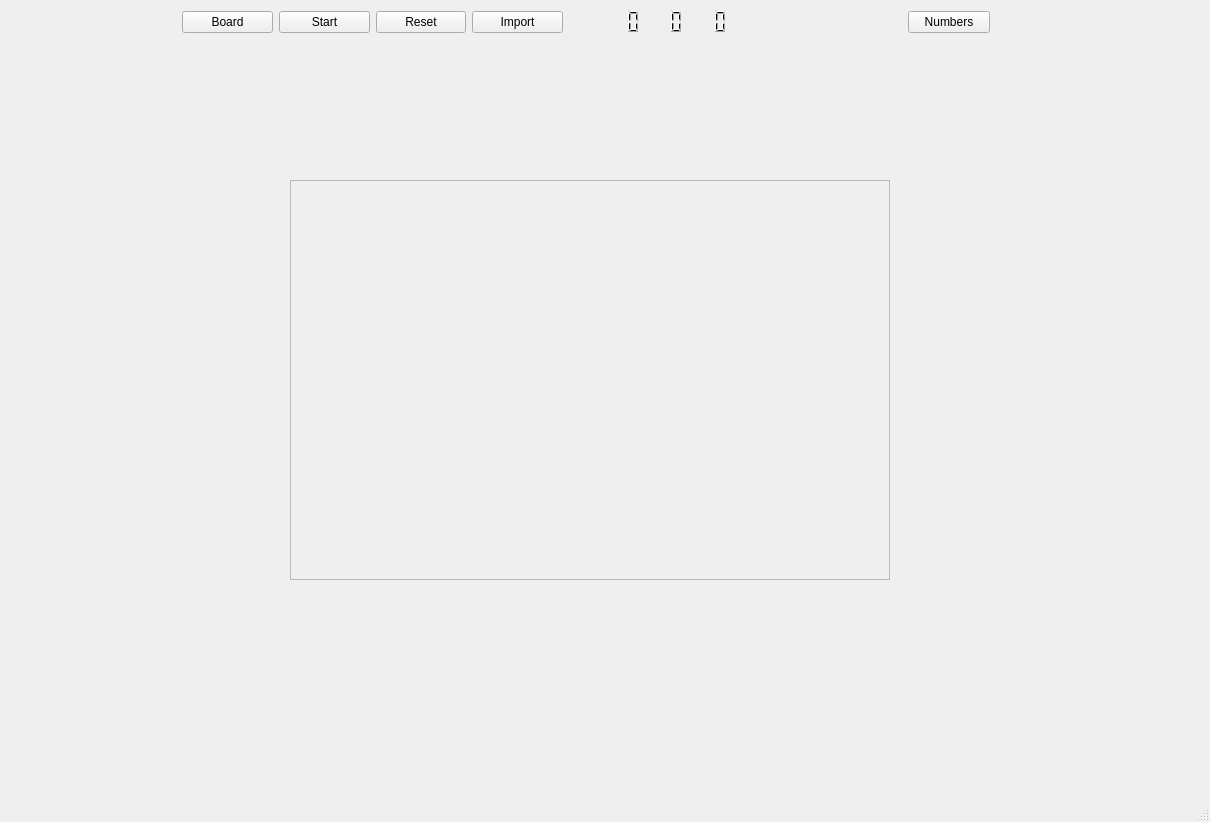
Above: Puzzme/mainwindow.ui from p-wojt/PuzzMe before the change. Below: the same form after it.
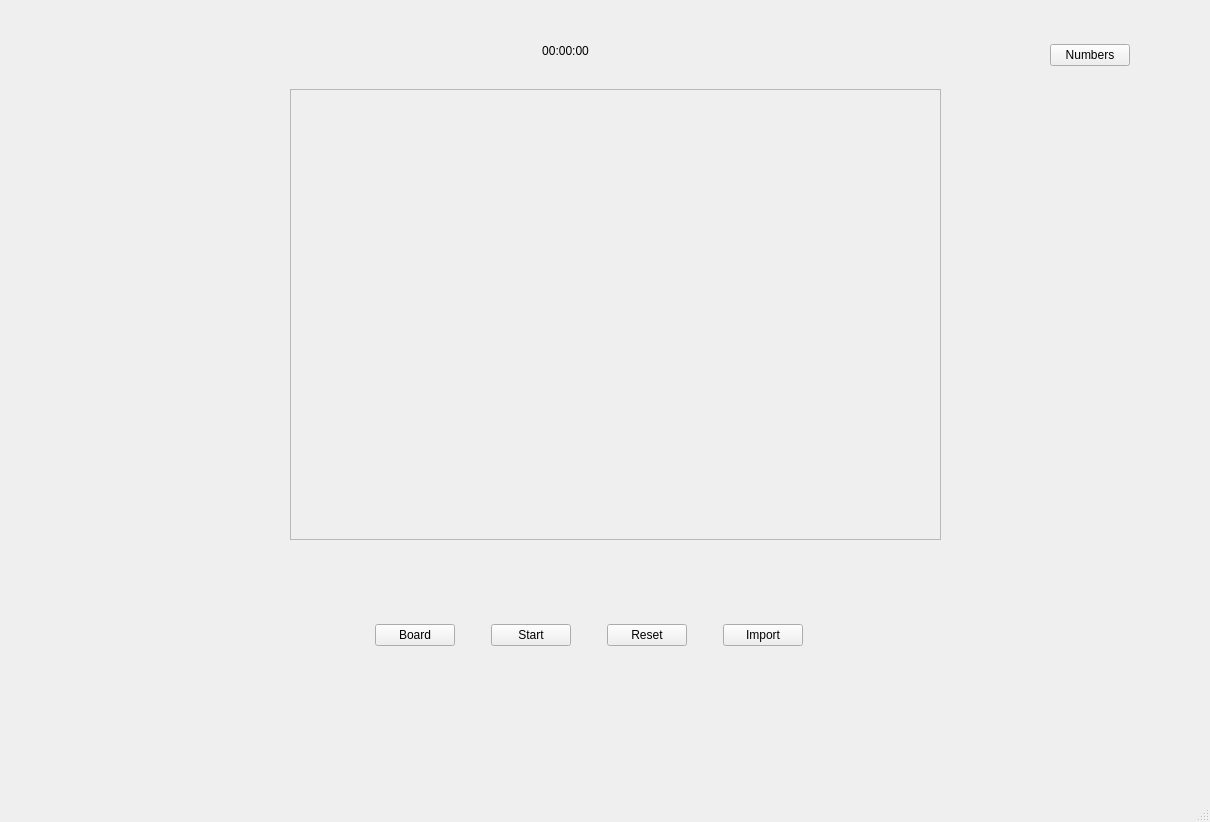
That is the form after the change.

Diff of the .ui file:
```diff
--- a/Puzzme/mainwindow.ui
+++ b/Puzzme/mainwindow.ui
@@ -32,87 +32,27 @@
      <height>0</height>
     </size>
    </property>
-   <widget class="QWidget" name="horizontalLayoutWidget">
-    <property name="geometry">
-     <rect>
-      <x>608</x>
-      <y>9</y>
-      <width>125</width>
-      <height>25</height>
-     </rect>
-    </property>
-    <layout class="QHBoxLayout" name="TimerBox">
-     <item>
-      <widget class="QLCDNumber" name="Hours">
-       <property name="frameShape">
-        <enum>QFrame::NoFrame</enum>
-       </property>
-       <property name="digitCount">
-        <number>2</number>
-       </property>
-      </widget>
-     </item>
-     <item>
-      <widget class="QLCDNumber" name="Minutes">
-       <property name="mouseTracking">
-        <bool>false</bool>
-       </property>
-       <property name="autoFillBackground">
-        <bool>false</bool>
-       </property>
-       <property name="frameShape">
-        <enum>QFrame::NoFrame</enum>
-       </property>
-       <property name="digitCount">
-        <number>2</number>
-       </property>
-      </widget>
-     </item>
-     <item>
-      <widget class="QLCDNumber" name="Seconds">
-       <property name="autoFillBackground">
-        <bool>false</bool>
-       </property>
-       <property name="frameShape">
-        <enum>QFrame::NoFrame</enum>
-       </property>
-       <property name="lineWidth">
-        <number>1</number>
-       </property>
-       <property name="midLineWidth">
-        <number>0</number>
-       </property>
-       <property name="smallDecimalPoint">
-        <bool>false</bool>
-       </property>
-       <property name="digitCount">
-        <number>2</number>
-       </property>
-       <property name="segmentStyle">
-        <enum>QLCDNumber::Filled</enum>
-       </property>
-       <property name="value" stdset="0">
-        <double>0.000000000000000</double>
-       </property>
-       <property name="intValue" stdset="0">
-        <number>0</number>
-       </property>
-      </widget>
-     </item>
-    </layout>
-   </widget>
    <widget class="QWidget" name="horizontalLayoutWidget_2">
     <property name="geometry">
      <rect>
-      <x>182</x>
-      <y>9</y>
-      <width>381</width>
-      <height>26</height>
+      <x>340</x>
+      <y>590</y>
+      <width>501</width>
+      <height>91</height>
      </rect>
     </property>
     <layout class="QHBoxLayout" name="horizontalLayout">
+     <property name="spacing">
+      <number>1</number>
+     </property>
      <item>
       <widget class="QPushButton" name="boardButton">
+       <property name="sizePolicy">
+        <sizepolicy hsizetype="Fixed" vsizetype="Fixed">
+         <horstretch>0</horstretch>
+         <verstretch>0</verstretch>
+        </sizepolicy>
+       </property>
        <property name="text">
         <string>Board</string>
        </property>
@@ -120,6 +60,15 @@
      </item>
      <item>
       <widget class="QPushButton" name="startButton">
+       <property name="enabled">
+        <bool>true</bool>
+       </property>
+       <property name="sizePolicy">
+        <sizepolicy hsizetype="Fixed" vsizetype="Fixed">
+         <horstretch>0</horstretch>
+         <verstretch>0</verstretch>
+        </sizepolicy>
+       </property>
        <property name="text">
         <string>Start</string>
        </property>
@@ -127,6 +76,12 @@
      </item>
      <item>
       <widget class="QPushButton" name="resetButton">
+       <property name="sizePolicy">
+        <sizepolicy hsizetype="Fixed" vsizetype="Fixed">
+         <horstretch>0</horstretch>
+         <verstretch>0</verstretch>
+        </sizepolicy>
+       </property>
        <property name="text">
         <string>Reset</string>
        </property>
@@ -134,6 +89,12 @@
      </item>
      <item>
       <widget class="QPushButton" name="importButton">
+       <property name="sizePolicy">
+        <sizepolicy hsizetype="Fixed" vsizetype="Fixed">
+         <horstretch>0</horstretch>
+         <verstretch>0</verstretch>
+        </sizepolicy>
+       </property>
        <property name="text">
         <string>Import</string>
        </property>
@@ -148,15 +109,27 @@
    <widget class="QWidget" name="horizontalLayoutWidget_3">
     <property name="geometry">
      <rect>
-      <x>908</x>
-      <y>9</y>
-      <width>82</width>
-      <height>26</height>
+      <x>980</x>
+      <y>10</y>
+      <width>221</width>
+      <height>91</height>
      </rect>
     </property>
     <layout class="QHBoxLayout" name="horizontalLayout_2">
+     <property name="sizeConstraint">
+      <enum>QLayout::SetDefaultConstraint</enum>
+     </property>
      <item>
       <widget class="QPushButton" name="imageNumberButton">
+       <property name="enabled">
+        <bool>true</bool>
+       </property>
+       <property name="sizePolicy">
+        <sizepolicy hsizetype="Fixed" vsizetype="Fixed">
+         <horstretch>0</horstretch>
+         <verstretch>0</verstretch>
+        </sizepolicy>
+       </property>
        <property name="text">
         <string>Numbers</string>
        </property>
@@ -171,9 +144,9 @@
     <property name="geometry">
      <rect>
       <x>290</x>
-      <y>180</y>
-      <width>600</width>
-      <height>400</height>
+      <y>89</y>
+      <width>651</width>
+      <height>451</height>
      </rect>
     </property>
     <property name="minimumSize">
@@ -216,6 +189,22 @@
      </item>
     </layout>
    </widget>
+   <widget class="QLabel" name="timer">
+    <property name="geometry">
+     <rect>
+      <x>470</x>
+      <y>10</y>
+      <width>191</width>
+      <height>81</height>
+     </rect>
+    </property>
+    <property name="text">
+     <string>00:00:00</string>
+    </property>
+    <property name="alignment">
+     <set>Qt::AlignCenter</set>
+    </property>
+   </widget>
    <zorder>boardFrame</zorder>
    <zorder>horizontalLayoutWidget</zorder>
    <zorder>horizontalLayoutWidget_2</zorder>
```
Left out of the diff: 2 changed lines with no effect on the pictures.
